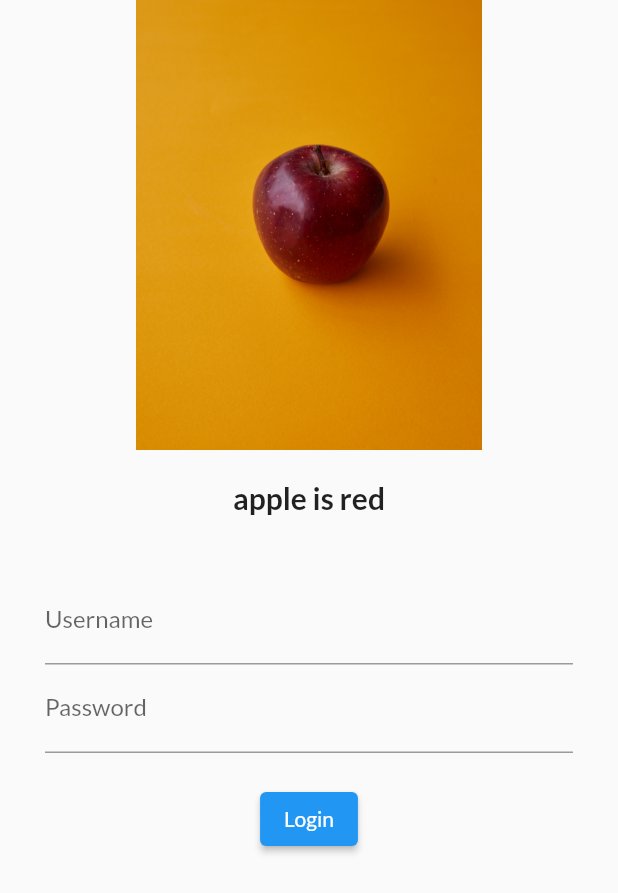
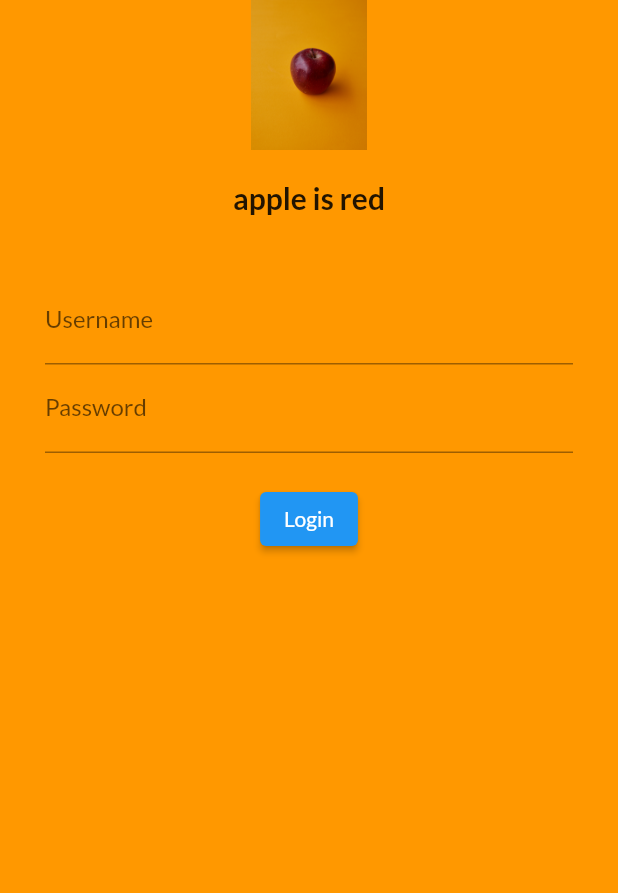
Before and after one commit to sidrg27/flutter-30days, a Flutter app: the screen it shows after launch, on a phone screen of 412 x 824 dp. Shown: the top 893 px of the screen. Run offline on Flutter 3.47's test engine with Material 2 defaults, Android fonts, the phone set to English and light mode, and no system bars; our stand-ins replace google_fonts.

Commit message:
day 5 comp

```diff
--- a/lib/main.dart
+++ b/lib/main.dart
@@ -1,5 +1,6 @@
 import 'package:first/pages/homepage.dart';
 import 'package:first/pages/login.dart';
+import 'package:first/utils/routes.dart';
 import 'package:flutter/cupertino.dart';
 import 'package:flutter/material.dart';
 import 'package:google_fonts/google_fonts.dart';
@@ -23,8 +24,8 @@ class MyApp extends StatelessWidget {
       darkTheme: ThemeData(brightness: Brightness.dark),
       initialRoute: "/login",
       routes: {
-        "/": (context) => HomePage(),
-        "/login": (context) => LoginPage()
+        MyRoutes.homeroute: (context) => HomePage(),
+        MyRoutes.loginroute: (context) => LoginPage()
       },
     );
   }
--- a/lib/pages/login.dart
+++ b/lib/pages/login.dart
@@ -1,3 +1,4 @@
+import 'package:first/utils/routes.dart';
 import 'package:flutter/material.dart';
 
 class LoginPage extends StatelessWidget {
@@ -6,13 +7,14 @@ class LoginPage extends StatelessWidget {
   @override
   Widget build(BuildContext context) {
     return Material(
+      color: Colors.orange,
+      child: SingleChildScrollView(
         child: Column(
           children: [
-          Container(
-              height: 300,
-              child: Image.asset(
+            Image.asset(
               "assets/images/apple.jpg",
-              )),
+              height: 100,
+            ),
             SizedBox(
               height: 20,
             ),
@@ -48,7 +50,7 @@ class LoginPage extends StatelessWidget {
                   ),
                   ElevatedButton(
                     onPressed: () {
-                    print('object');
+                      Navigator.pushNamed(context, MyRoutes.homeroute);
                     },
                     child: Text("Login"),
                   )
@@ -57,6 +59,7 @@ class LoginPage extends StatelessWidget {
             )
           ],
         ),
+      ),
     );
   }
 }
--- /dev/null
+++ b/lib/utils/routes.dart
@@ -0,0 +1,4 @@
+class MyRoutes{
+  static String loginroute = "/login";
+  static String homeroute = "/home";
+}
```
Lines whose indentation alone changed are shown as unchanged.
